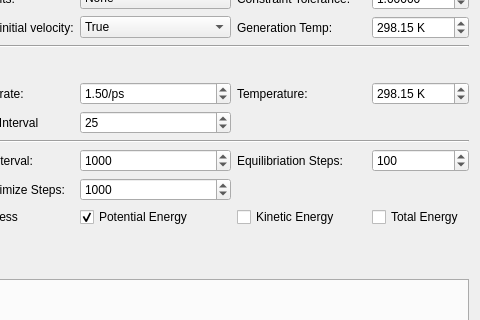
Old version of the form avogadro/qtplugins/openmminput/openmminputdialog.ui in the repository OpenChemistry/avogadrolibs; both pictures show x 594 to 1074 and y 118 to 438 of the 1074 by 697 pixel window.
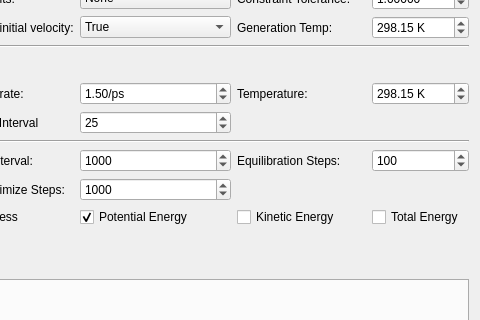
New version of the form.

Diff of the .ui file:
```diff
--- a/avogadro/qtplugins/openmminput/openmminputdialog.ui
+++ b/avogadro/qtplugins/openmminput/openmminputdialog.ui
@@ -757,7 +757,7 @@
      <item row="11" column="6">
       <widget class="QLabel" name="label_equilibriationSteps">
        <property name="text">
-        <string>Equilibriation Steps:</string>
+        <string>Equilibration Steps:</string>
        </property>
       </widget>
      </item>
```
